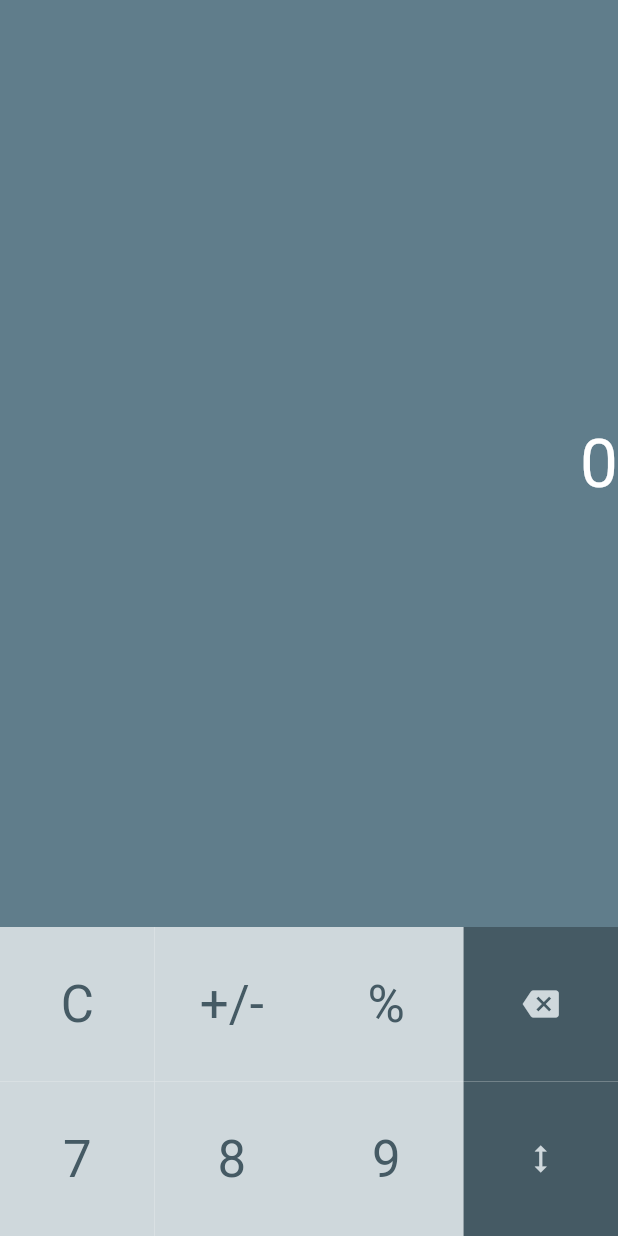
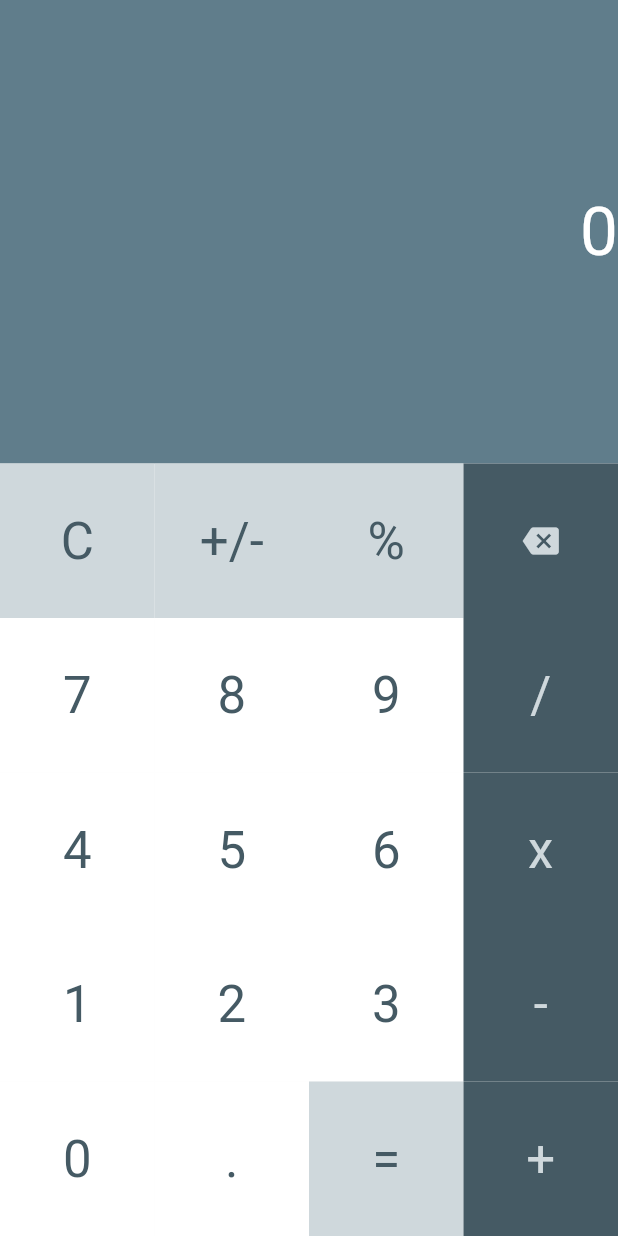
Before and after one commit to rwnhrmwn23/Belajar-Fundamental-Aplikasi-Flutter, a Flutter app: the screen it shows after launch, on a phone screen of 412 x 824 dp. Run offline on Flutter 3.47's test engine with Material 2 defaults, Android fonts, the phone set to English and light mode, and no system bars; our stand-ins replace webview_flutter.

Commit message:
calculator

```diff
--- a/calculator/lib/main.dart
+++ b/calculator/lib/main.dart
@@ -1,25 +1,32 @@
+import 'package:flutter/cupertino.dart';
 import 'package:flutter/material.dart';
 
 void main() {
-  runApp(const MyApp());
+  runApp(MyApp());
 }
 
 class MyApp extends StatelessWidget {
-  const MyApp({Key? key}) : super(key: key);
-
   @override
   Widget build(BuildContext context) {
     return MaterialApp(
-      title: 'Calculator',
+      title: 'Flutter Demo',
       theme: ThemeData(
         primarySwatch: Colors.blueGrey,
+        visualDensity: VisualDensity.adaptivePlatformDensity,
       ),
       home: MyHomePage(),
     );
   }
 }
 
-class MyHomePage extends StatelessWidget {
+class MyHomePage extends StatefulWidget {
+  @override
+  _MyHomePageState createState() => _MyHomePageState();
+}
+
+class _MyHomePageState extends State<MyHomePage> {
+  String screenText = '0';
+
   @override
   Widget build(BuildContext context) {
     return Scaffold(
@@ -30,11 +37,13 @@ class MyHomePage extends StatelessWidget {
               color: Theme.of(context).primaryColor,
               child: Align(
                 alignment: Alignment.centerRight,
-                child: Text('0',
+                child: Text(
+                  screenText,
                   style: Theme.of(context)
                       .textTheme
                       .headline3!
-                        .copyWith(color: Colors.white)),
+                      .copyWith(color: Colors.white),
+                ),
               ),
             ),
           ),
@@ -42,54 +51,182 @@ class MyHomePage extends StatelessWidget {
             padding: const EdgeInsets.all(0),
             shrinkWrap: true,
             crossAxisCount: 4,
-            children: [
+            children: <Widget>[
               CalculatorButton(
                 backgroundColor: Theme.of(context).primaryColorLight,
                 foregroundColor: Theme.of(context).primaryColorDark,
                 text: 'C',
-                icon: null,
+                onTap: () {
+                  setState(() {
+                    screenText = '0';
+                  });
+                },
               ),
               CalculatorButton(
                 backgroundColor: Theme.of(context).primaryColorLight,
                 foregroundColor: Theme.of(context).primaryColorDark,
                 text: '+/-',
-                icon: null,
+                onTap: () {
+                  // TODO
+                },
               ),
               CalculatorButton(
                 backgroundColor: Theme.of(context).primaryColorLight,
                 foregroundColor: Theme.of(context).primaryColorDark,
                 text: '%',
-                icon: null,
+                onTap: () {
+                  // TODO
+                },
+              ),
+              CalculatorButton.Icon(
+                backgroundColor: Theme.of(context).primaryColorDark,
+                foregroundColor: Theme.of(context).primaryColorLight,
+                text: 'Backspace',
+                icon: Icons.backspace,
+                onTap: () {
+                  setState(() {
+                    if (screenText == '0' ||
+                        screenText == '' ||
+                        screenText.length == 1) {
+                      screenText = '0';
+                    } else {
+                      screenText =
+                          screenText.substring(0, screenText.length - 1);
+                    }
+                  });
+                },
+              ),
+              CalculatorButton(
+                backgroundColor: Colors.white,
+                foregroundColor: Theme.of(context).primaryColorDark,
+                text: '7',
+                onTap: () {
+                  pressNumber(7);
+                },
+              ),
+              CalculatorButton(
+                backgroundColor: Colors.white,
+                foregroundColor: Theme.of(context).primaryColorDark,
+                text: '8',
+                onTap: () {
+                  pressNumber(8);
+                },
+              ),
+              CalculatorButton(
+                backgroundColor: Colors.white,
+                foregroundColor: Theme.of(context).primaryColorDark,
+                text: '9',
+                onTap: () {
+                  pressNumber(9);
+                },
               ),
               CalculatorButton(
                 backgroundColor: Theme.of(context).primaryColorDark,
                 foregroundColor: Theme.of(context).primaryColorLight,
-                text: 'Backspace',
-                icon: Icons.backspace,
+                text: '/',
+                onTap: () {
+                  // TODO
+                },
+              ),
+              CalculatorButton(
+                backgroundColor: Colors.white,
+                foregroundColor: Theme.of(context).primaryColorDark,
+                text: '4',
+                onTap: () {
+                  pressNumber(4);
+                },
+              ),
+              CalculatorButton(
+                backgroundColor: Colors.white,
+                foregroundColor: Theme.of(context).primaryColorDark,
+                text: '5',
+                onTap: () {
+                  pressNumber(5);
+                },
+              ),
+              CalculatorButton(
+                backgroundColor: Colors.white,
+                foregroundColor: Theme.of(context).primaryColorDark,
+                text: '6',
+                onTap: () {
+                  pressNumber(6);
+                },
+              ),
+              CalculatorButton(
+                backgroundColor: Theme.of(context).primaryColorDark,
+                foregroundColor: Theme.of(context).primaryColorLight,
+                text: 'x',
+                onTap: () {
+                  // TODO
+                },
+              ),
+              CalculatorButton(
+                backgroundColor: Colors.white,
+                foregroundColor: Theme.of(context).primaryColorDark,
+                text: '1',
+                onTap: () {
+                  pressNumber(1);
+                },
+              ),
+              CalculatorButton(
+                backgroundColor: Colors.white,
+                foregroundColor: Theme.of(context).primaryColorDark,
+                text: '2',
+                onTap: () {
+                  pressNumber(2);
+                },
+              ),
+              CalculatorButton(
+                backgroundColor: Colors.white,
+                foregroundColor: Theme.of(context).primaryColorDark,
+                text: '3',
+                onTap: () {
+                  pressNumber(3);
+                },
+              ),
+              CalculatorButton(
+                backgroundColor: Theme.of(context).primaryColorDark,
+                foregroundColor: Theme.of(context).primaryColorLight,
+                text: '-',
+                onTap: () {
+                  // TODO
+                },
+              ),
+              CalculatorButton(
+                backgroundColor: Colors.white,
+                foregroundColor: Theme.of(context).primaryColorDark,
+                text: '0',
+                onTap: () {
+                  pressNumber(0);
+                },
+              ),
+              CalculatorButton(
+                backgroundColor: Colors.white,
+                foregroundColor: Theme.of(context).primaryColorDark,
+                text: '.',
+                onTap: () {
+                  setState(() {
+                    if (!screenText.contains('.')) {
+                      screenText = '$screenText.';
+                    }
+                  });
+                },
               ),
               CalculatorButton(
                 backgroundColor: Theme.of(context).primaryColorLight,
                 foregroundColor: Theme.of(context).primaryColorDark,
-                text: '7',
-                icon: null,
-              ),
-              CalculatorButton(
-                backgroundColor: Theme.of(context).primaryColorLight,
-                foregroundColor: Theme.of(context).primaryColorDark,
-                text: '8',
-                icon: null,
-              ),
-              CalculatorButton(
-                backgroundColor: Theme.of(context).primaryColorLight,
-                foregroundColor: Theme.of(context).primaryColorDark,
-                text: '9',
-                icon: null,
+                text: '=',
+                onTap: () {
+                  // TODO
+                },
               ),
               CalculatorButton(
                 backgroundColor: Theme.of(context).primaryColorDark,
                 foregroundColor: Theme.of(context).primaryColorLight,
-                text: 'Divider',
-                icon: Icons.height,
+                text: '+',
+                onTap: () {
+                  // TODO
+                },
               ),
             ],
           ),
@@ -97,24 +234,45 @@ class MyHomePage extends StatelessWidget {
       ),
     );
   }
+
+  void pressNumber(int number) {
+    setState(() {
+      if (screenText == '0') {
+        screenText = '$number';
+      } else {
+        screenText = '$screenText$number';
+      }
+    });
+  }
 }
 
 class CalculatorButton extends StatelessWidget {
   final Color backgroundColor;
   final Color foregroundColor;
+  IconData? icon;
   final String text;
-  IconData? icon;
+  final void Function() onTap;
 
   CalculatorButton({
     required this.backgroundColor,
     required this.foregroundColor,
     required this.text,
+    required this.onTap,
+  });
+
+  CalculatorButton.Icon({
+    required this.backgroundColor,
+    required this.foregroundColor,
     required this.icon,
+    required this.text,
+    required this.onTap,
   });
 
   @override
   Widget build(BuildContext context) {
-    return Container(
+    return GestureDetector(
+      onTap: onTap,
+      child: Container(
         color: backgroundColor,
         child: Center(
           child: icon == null
@@ -130,6 +288,7 @@ class CalculatorButton extends StatelessWidget {
             color: foregroundColor,
           ),
         ),
+      ),
     );
   }
 }
```
Lines whose indentation alone changed are shown as unchanged.
